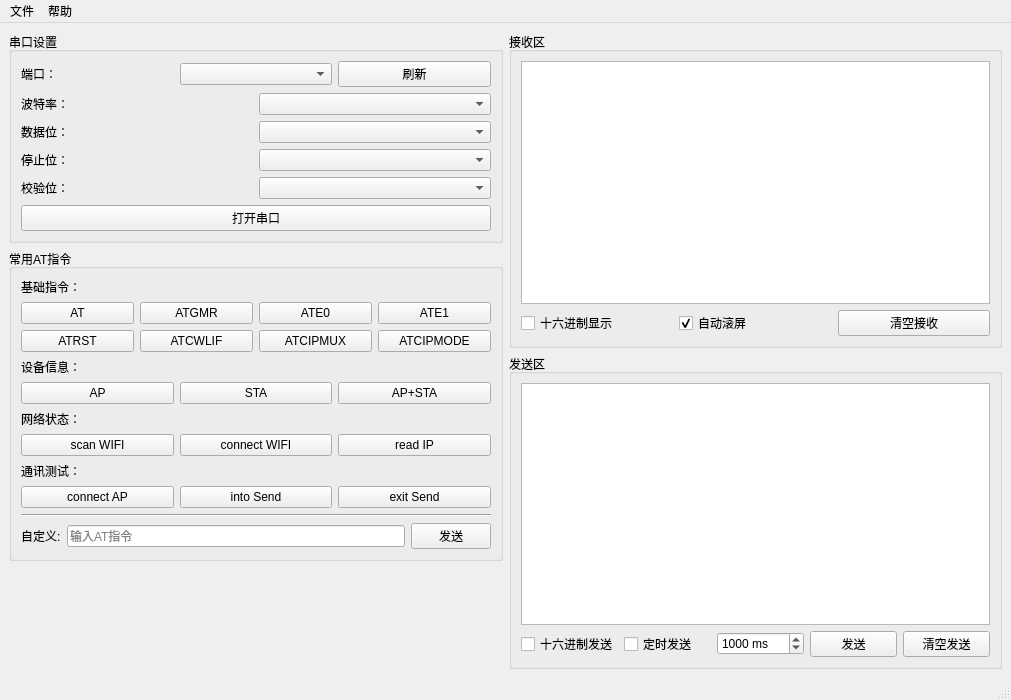
This is mainwindow.ui in angus-tech/ATserialTool as Qt 5 draws it before an edit. The edited form follows.
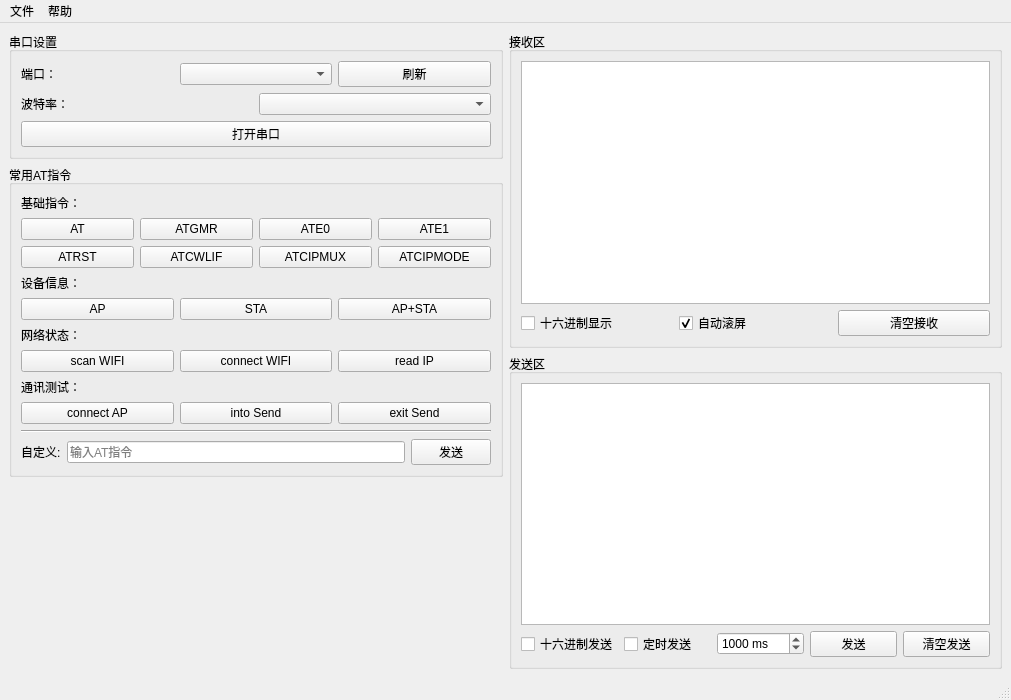
This is the edited form.

Commit message: delete invalid serial config combo.

```diff
--- a/mainwindow.ui
+++ b/mainwindow.ui
@@ -58,48 +58,6 @@
            </item>
           </layout>
          </item>
-         <item>
-          <layout class="QHBoxLayout" name="layoutDataBits">
-           <item>
-            <widget class="QLabel" name="labelDataBits">
-             <property name="text">
-              <string>数据位：</string>
-             </property>
-            </widget>
-           </item>
-           <item>
-            <widget class="QComboBox" name="cbDataBits"/>
-           </item>
-          </layout>
-         </item>
-         <item>
-          <layout class="QHBoxLayout" name="layoutStopBits">
-           <item>
-            <widget class="QLabel" name="labelStopBits">
-             <property name="text">
-              <string>停止位：</string>
-             </property>
-            </widget>
-           </item>
-           <item>
-            <widget class="QComboBox" name="cbStopBits"/>
-           </item>
-          </layout>
-         </item>
-         <item>
-          <layout class="QHBoxLayout" name="layoutParity">
-           <item>
-            <widget class="QLabel" name="labelParity">
-             <property name="text">
-              <string>校验位：</string>
-             </property>
-            </widget>
-           </item>
-           <item>
-            <widget class="QComboBox" name="cbParity"/>
-           </item>
-          </layout>
-         </item>
          <item>
           <widget class="QPushButton" name="btnOpenPort">
            <property name="text">
```
The commit also changes 1 other file.
